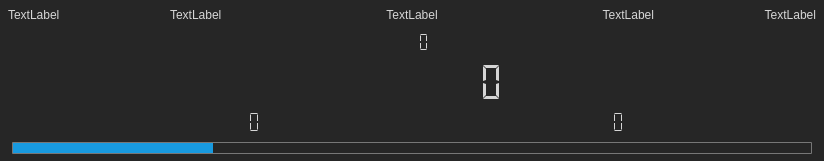
Old version of the form LEO_sniffy/GUI/widgetdisplay.ui in the repository jirik09/Sniffy.
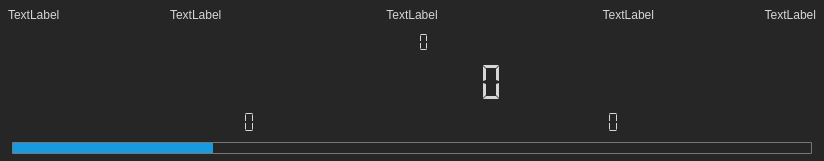
New version of the form.

```diff
--- a/LEO_sniffy/GUI/widgetdisplay.ui
+++ b/LEO_sniffy/GUI/widgetdisplay.ui
@@ -523,7 +523,7 @@
                <enum>QFrame::NoFrame</enum>
               </property>
               <property name="digitCount">
-               <number>12</number>
+               <number>11</number>
               </property>
               <property name="segmentStyle">
                <enum>QLCDNumber::Flat</enum>
@@ -560,6 +560,9 @@
                 <verstretch>0</verstretch>
                </sizepolicy>
               </property>
+              <property name="layoutDirection">
+               <enum>Qt::LeftToRight</enum>
+              </property>
               <property name="frameShape">
                <enum>QFrame::NoFrame</enum>
               </property>
@@ -567,7 +570,7 @@
                <enum>QFrame::Plain</enum>
               </property>
               <property name="digitCount">
-               <number>12</number>
+               <number>11</number>
               </property>
               <property name="segmentStyle">
                <enum>QLCDNumber::Flat</enum>
```
